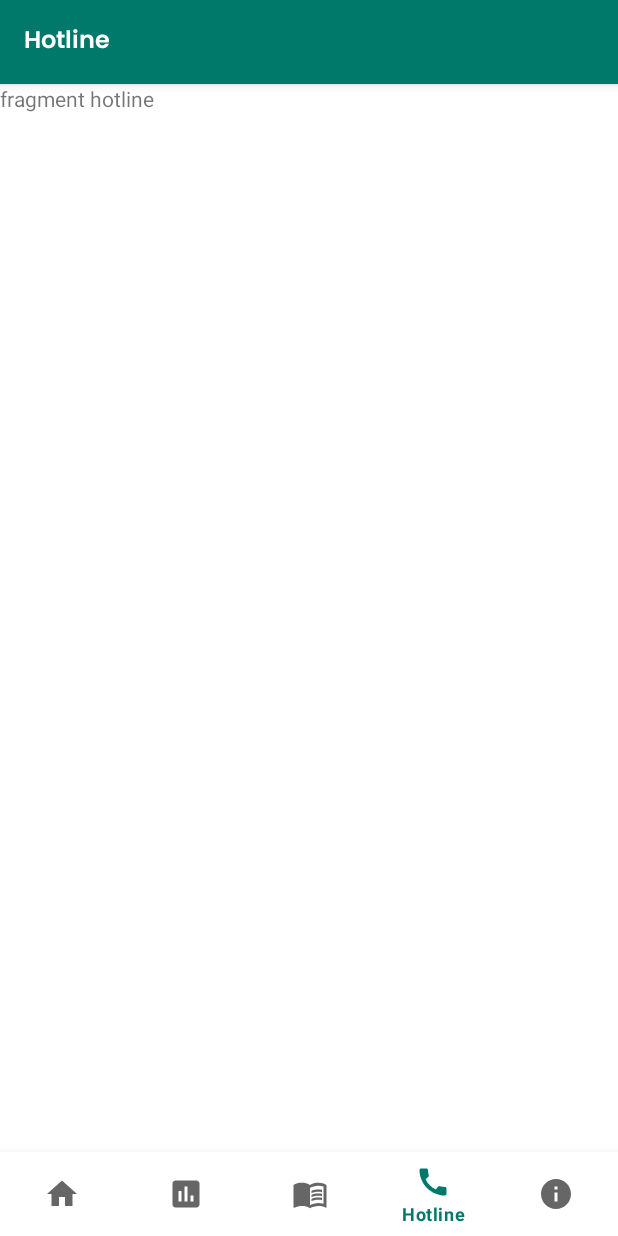
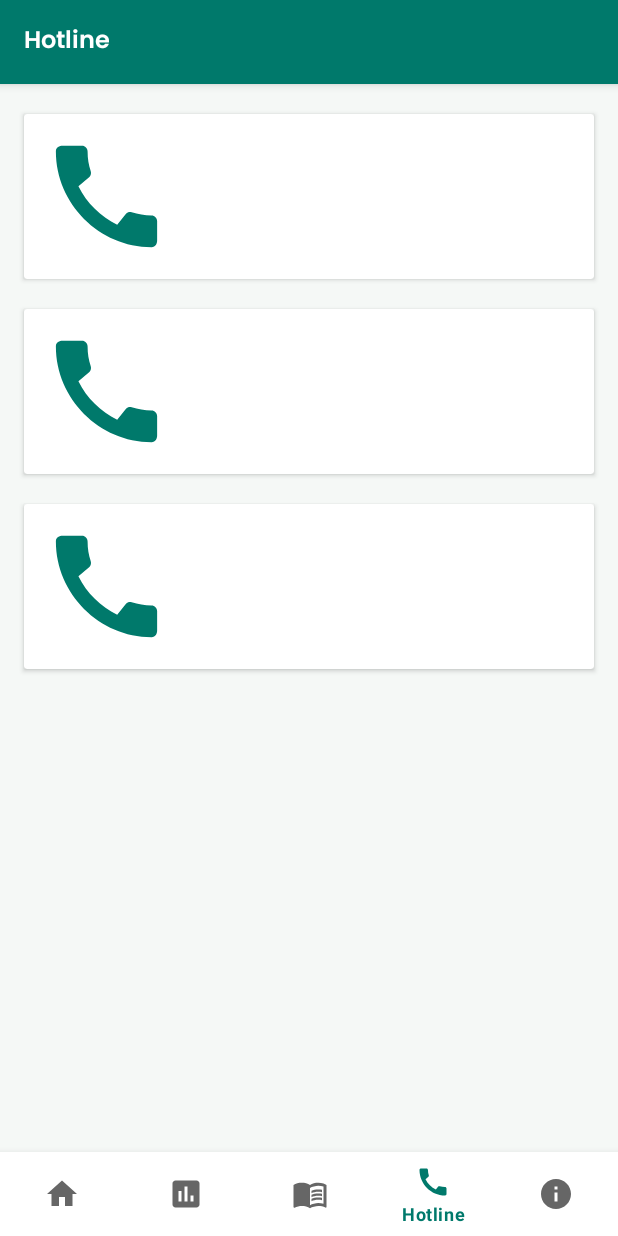
Before and after one commit to RayhanHidayat/NewNormalGuide, an Android app: the HotlineFragment screen opened through its navigation route, on a phone screen of 412 x 824 dp. Run offline under Robolectric (Android 15) with nearby library versions, the phone set to English and light mode, and no system bars; our stand-ins replace navigation-ui; libraries missing offline, so code that uses them is left out: com.robinhood.ticker, com.smarteist.autoimageslider, splitties.fragments.start; pictures from the network do not load; 1 statement that could not run was skipped.

Commit message:
progress on hotline

```diff
--- a/app/src/main/res/layout/fragment_hotline.xml
+++ b/app/src/main/res/layout/fragment_hotline.xml
@@ -1,14 +1,142 @@
 <?xml version="1.0" encoding="utf-8"?>
-<FrameLayout xmlns:android="http://schemas.android.com/apk/res/android"
+<androidx.constraintlayout.widget.ConstraintLayout xmlns:android="http://schemas.android.com/apk/res/android"
+    xmlns:app="http://schemas.android.com/apk/res-auto"
     xmlns:tools="http://schemas.android.com/tools"
     android:layout_width="match_parent"
     android:layout_height="match_parent"
+    android:background="?attr/colorSecondary"
     tools:context=".ui.hotline.HotlineFragment">
 
-    <!-- TODO: Update blank fragment layout -->
-    <TextView
+    <androidx.cardview.widget.CardView
+        android:id="@+id/cv_satu"
         android:layout_width="match_parent"
-        android:layout_height="match_parent"
-        android:text="fragment hotline" />
+        android:layout_height="wrap_content"
+        android:layout_marginStart="16dp"
+        android:layout_marginTop="20dp"
+        android:layout_marginEnd="16dp"
+        android:clickable="true"
+        android:focusable="true"
+        android:foreground="?attr/selectableItemBackground"
+        app:layout_constraintEnd_toEndOf="parent"
+        app:layout_constraintStart_toStartOf="parent"
+        app:layout_constraintTop_toTopOf="parent">
 
-</FrameLayout>
+        <androidx.constraintlayout.widget.ConstraintLayout
+            android:layout_width="match_parent"
+            android:layout_height="wrap_content">
+
+            <ImageView
+                android:id="@+id/img_simbol"
+                android:layout_width="90dp"
+                android:layout_height="90dp"
+                android:layout_margin="10dp"
+                android:src="@drawable/ic_baseline_call_24"
+                app:layout_constraintBottom_toBottomOf="parent"
+                app:layout_constraintStart_toStartOf="parent"
+                app:layout_constraintTop_toTopOf="parent"
+                tools:ignore="ContentDescription" />
+
+            <TextView
+                android:layout_width="wrap_content"
+                android:layout_height="wrap_content"
+                android:layout_marginStart="20dp"
+                android:fontFamily="@font/poppins_bold"
+                android:textSize="20sp"
+                app:layout_constraintBottom_toBottomOf="parent"
+                app:layout_constraintStart_toEndOf="@id/img_simbol"
+                app:layout_constraintTop_toTopOf="parent"
+                tools:text="halo" />
+
+        </androidx.constraintlayout.widget.ConstraintLayout>
+
+    </androidx.cardview.widget.CardView>
+
+    <androidx.cardview.widget.CardView
+        android:id="@+id/cv_dua"
+        android:layout_width="match_parent"
+        android:layout_height="wrap_content"
+        android:layout_marginStart="16dp"
+        android:layout_marginTop="20dp"
+        android:layout_marginEnd="16dp"
+        android:clickable="true"
+        android:focusable="true"
+        android:foreground="?attr/selectableItemBackground"
+        app:layout_constraintEnd_toEndOf="parent"
+        app:layout_constraintStart_toStartOf="parent"
+        app:layout_constraintTop_toBottomOf="@id/cv_satu">
+
+        <androidx.constraintlayout.widget.ConstraintLayout
+            android:layout_width="match_parent"
+            android:layout_height="wrap_content">
+
+            <ImageView
+                android:id="@+id/img_simbol_dua"
+                android:layout_width="90dp"
+                android:layout_height="90dp"
+                android:layout_margin="10dp"
+                android:src="@drawable/ic_baseline_call_24"
+                app:layout_constraintBottom_toBottomOf="parent"
+                app:layout_constraintStart_toStartOf="parent"
+                app:layout_constraintTop_toTopOf="parent"
+                tools:ignore="ContentDescription" />
+
+            <TextView
+                android:layout_width="wrap_content"
+                android:layout_height="wrap_content"
+                android:layout_marginStart="20dp"
+                android:fontFamily="@font/poppins_bold"
+                android:textSize="20sp"
+                app:layout_constraintBottom_toBottomOf="parent"
+                app:layout_constraintStart_toEndOf="@id/img_simbol_dua"
+                app:layout_constraintTop_toTopOf="parent"
+                tools:text="halo" />
+
+        </androidx.constraintlayout.widget.ConstraintLayout>
+
+    </androidx.cardview.widget.CardView>
+
+    <androidx.cardview.widget.CardView
+        android:id="@+id/cv_tiga"
+        android:layout_width="match_parent"
+        android:layout_height="wrap_content"
+        android:layout_marginStart="16dp"
+        android:layout_marginTop="20dp"
+        android:layout_marginEnd="16dp"
+        android:clickable="true"
+        android:focusable="true"
+        android:foreground="?attr/selectableItemBackground"
+        app:layout_constraintEnd_toEndOf="parent"
+        app:layout_constraintStart_toStartOf="parent"
+        app:layout_constraintTop_toBottomOf="@id/cv_dua">
+
+        <androidx.constraintlayout.widget.ConstraintLayout
+            android:layout_width="match_parent"
+            android:layout_height="wrap_content">
+
+            <ImageView
+                android:id="@+id/img_simbol_tiga"
+                android:layout_width="90dp"
+                android:layout_height="90dp"
+                android:layout_margin="10dp"
+                android:src="@drawable/ic_baseline_call_24"
+                app:layout_constraintBottom_toBottomOf="parent"
+                app:layout_constraintStart_toStartOf="parent"
+                app:layout_constraintTop_toTopOf="parent"
+                tools:ignore="ContentDescription" />
+
+            <TextView
+                android:layout_width="wrap_content"
+                android:layout_height="wrap_content"
+                android:layout_marginStart="20dp"
+                android:fontFamily="@font/poppins_bold"
+                android:textSize="20sp"
+                app:layout_constraintBottom_toBottomOf="parent"
+                app:layout_constraintStart_toEndOf="@id/img_simbol_tiga"
+                app:layout_constraintTop_toTopOf="parent"
+                tools:text="halo" />
+
+        </androidx.constraintlayout.widget.ConstraintLayout>
+
+    </androidx.cardview.widget.CardView>
+
+</androidx.constraintlayout.widget.ConstraintLayout>
```
